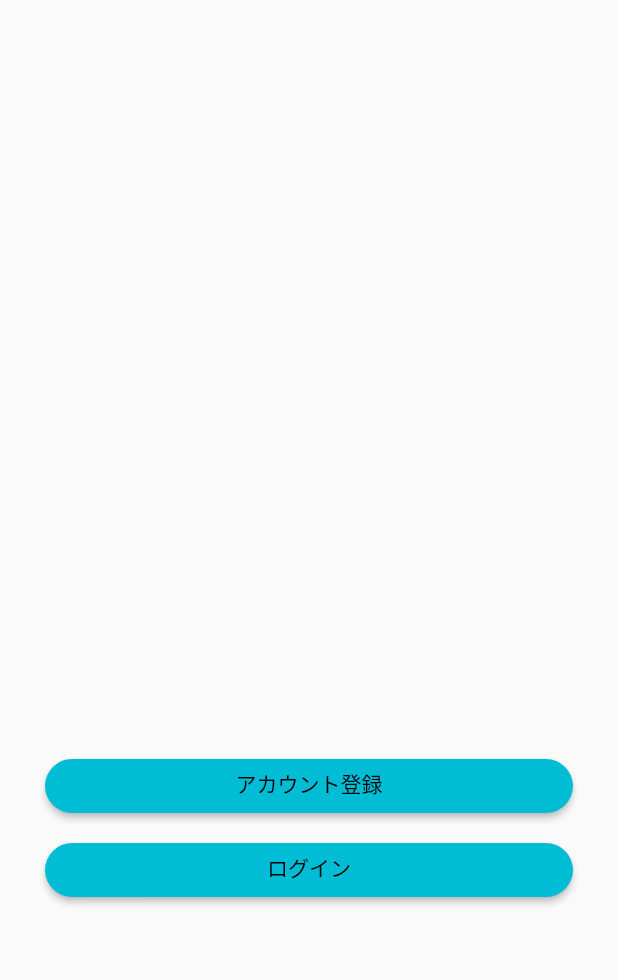
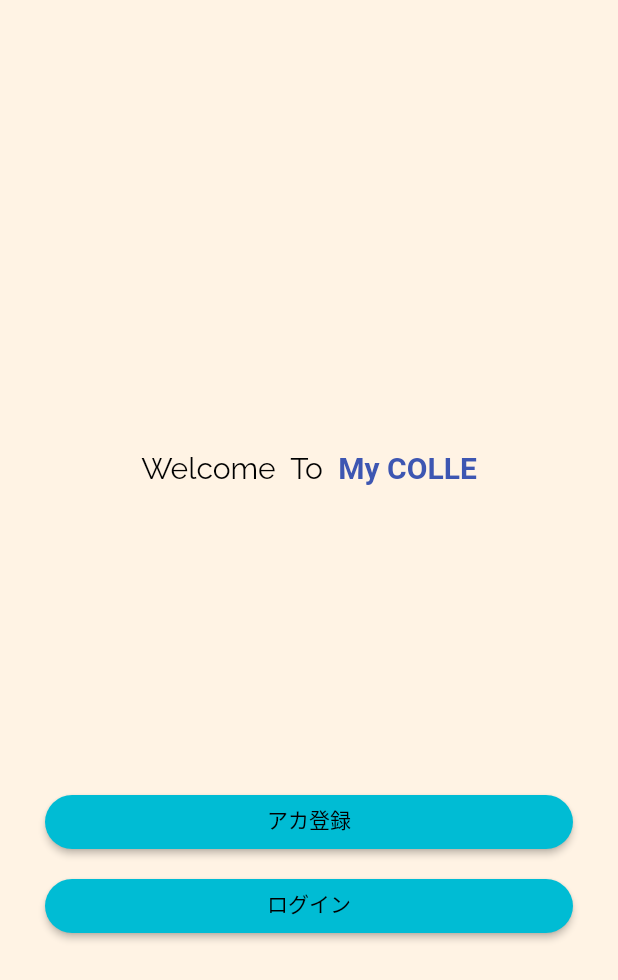
Before and after one commit to kitashio/my-colle-app, a Flutter app: the TopUserPage screen opened directly, on a phone screen of 412 x 824 dp. Shown: the top 980 px of the screen. Run offline on Flutter 3.47's test engine with Material 2 defaults, Android fonts, the phone set to English and light mode, and no system bars; our stand-ins replace google_fonts.

Commit message:
UIアプデ

```diff
--- a/lib/Top_Page/top_user_page.dart
+++ b/lib/Top_Page/top_user_page.dart
@@ -1,5 +1,6 @@
 import 'package:flutter/cupertino.dart';
 import 'package:flutter/material.dart';
+import 'package:google_fonts/google_fonts.dart';
 import 'package:myfirstapp/Top_Page/user_add_page.dart';
 import 'package:myfirstapp/Top_Page/user_login_page.dart';
 
@@ -16,12 +17,37 @@ class _TopPageState extends State<TopUserPage> {
     return Scaffold(
       body: Center(
         child: Container(
+          alignment: Alignment.center,
+          decoration: BoxDecoration(color: Color.fromRGBO(255, 243, 228, 100)),
           child: Padding(
-            padding: const EdgeInsets.fromLTRB(30,500,30,0),
+            padding: const EdgeInsets.fromLTRB(30,300,30,0),
             child: ListView(
               children: [
+                RichText(
+                  textAlign: TextAlign.center,
+                  text: TextSpan(
+                    style: GoogleFonts.raleway(
+                      color: Colors.black,
+                      fontSize: 20,
+                    ),
+                    children: <TextSpan>[
+                      TextSpan(
+                        text: 'Welcome  To  ',
+                      ),
+                      TextSpan(
+                        text: 'My COLLE',
+                        style: TextStyle(
+                          fontSize: 20,
+                          fontWeight: FontWeight.bold,
+                          color: Color.fromRGBO(61, 86, 178, 100),
+                        ),
+                      ),
+                    ],
+                  ),
+                ),
+                const SizedBox(height: 200),
                 ElevatedButton(
-                  child: Text('アカウント登録'),
+                  child: Text('アカ登録'),
                   style: ElevatedButton.styleFrom(
                     shape: const StadiumBorder(),
                     padding: EdgeInsets.fromLTRB(15, 5, 15, 8),
```
